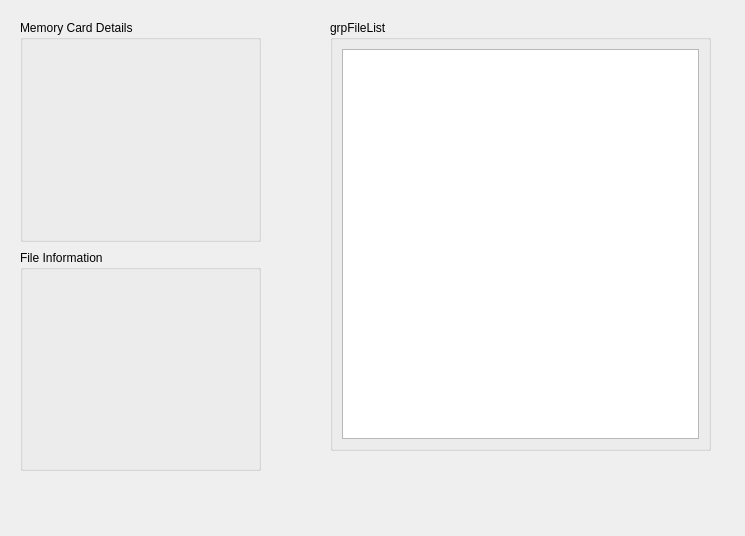
Above: src/mcrecover/ui/McRecoverWindow.ui from GerbilSoft/mcrecover before the change. Below: the same form after it.
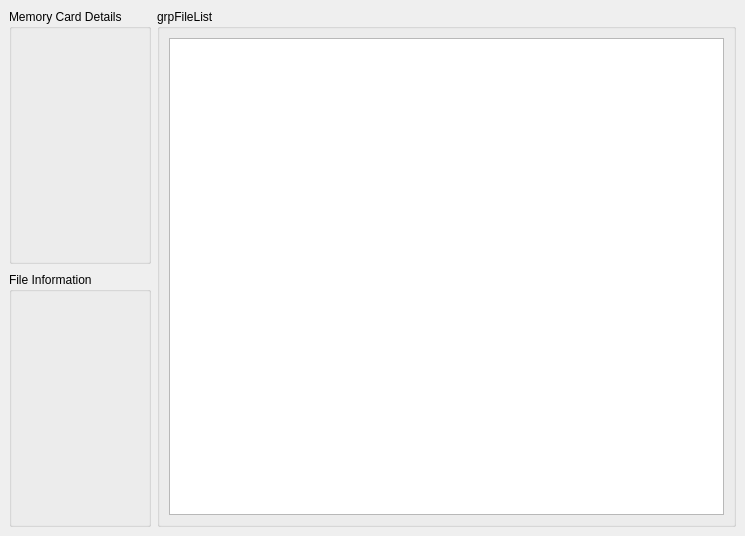
That is the form after the change.

Commit message: McRecoverWindow.ui: Added a horizontal layout to the main widget.

Diff of the .ui file:
```diff
--- a/src/mcrecover/ui/McRecoverWindow.ui
+++ b/src/mcrecover/ui/McRecoverWindow.ui
@@ -17,40 +17,8 @@
    <string>GameCube Memory Card Recovery Program</string>
   </property>
   <widget class="QWidget" name="centralwidget">
-   <widget class="QGroupBox" name="grpFileList">
-    <property name="geometry">
-     <rect>
-      <x>330</x>
-      <y>20</y>
-      <width>381</width>
-      <height>431</height>
-     </rect>
-    </property>
-    <property name="title">
-     <string>grpFileList</string>
-    </property>
-    <layout class="QVBoxLayout" name="verticalLayout">
+   <layout class="QHBoxLayout" name="hboxMainLayout">
      <item>
-      <widget class="QTreeView" name="lstFileList">
-       <property name="alternatingRowColors">
-        <bool>true</bool>
-       </property>
-       <property name="rootIsDecorated">
-        <bool>false</bool>
-       </property>
-      </widget>
-     </item>
-    </layout>
-   </widget>
-   <widget class="QWidget" name="verticalLayoutWidget">
-    <property name="geometry">
-     <rect>
-      <x>20</x>
-      <y>20</y>
-      <width>241</width>
-      <height>451</height>
-     </rect>
-    </property>
     <layout class="QVBoxLayout" name="vboxCardFileInfo">
      <property name="spacing">
       <number>8</number>
@@ -147,7 +115,27 @@
       </widget>
      </item>
     </layout>
-   </widget>
+    </item>
+    <item>
+     <widget class="QGroupBox" name="grpFileList">
+      <property name="title">
+       <string>grpFileList</string>
+      </property>
+      <layout class="QVBoxLayout" name="verticalLayout">
+       <item>
+        <widget class="QTreeView" name="lstFileList">
+         <property name="alternatingRowColors">
+          <bool>true</bool>
+         </property>
+         <property name="rootIsDecorated">
+          <bool>false</bool>
+         </property>
+        </widget>
+       </item>
+      </layout>
+     </widget>
+    </item>
+   </layout>
   </widget>
  </widget>
  <resources/>
```
Lines whose indentation alone changed are shown as unchanged.
